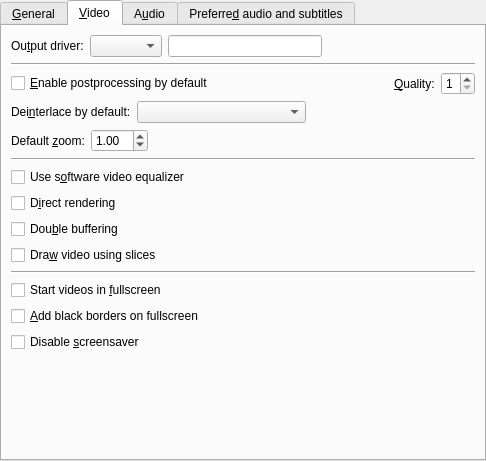
Above: src/prefgeneral.ui from wilbert2000/wzplayer before the change. Below: the same form after it.
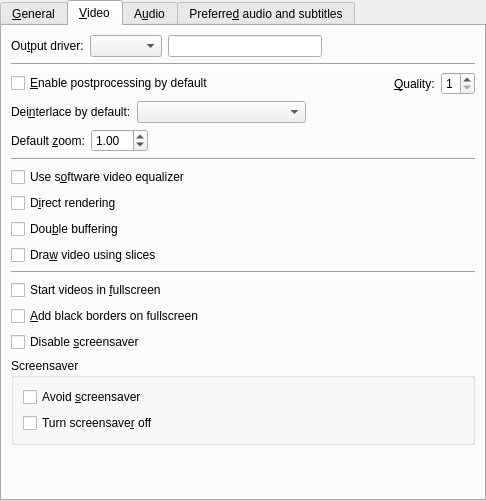
That is the form after the change. The open tabs and pages were chosen to show the change. Custom widgets are drawn as their Qt base class.

Commit message: Added checkboxes in preferences->general->video to allow to configure the avoid_screensaver and turn_screensaver_off options

Patch:
```diff
--- a/src/prefgeneral.ui
+++ b/src/prefgeneral.ui
@@ -6,7 +6,7 @@
     <x>0</x>
     <y>0</y>
     <width>486</width>
-    <height>461</height>
+    <height>501</height>
    </rect>
   </property>
   <layout class="QVBoxLayout" >
@@ -511,6 +511,29 @@
          </property>
         </widget>
        </item>
+       <item>
+        <widget class="QGroupBox" name="screensaver_group" >
+         <property name="title" >
+          <string>Screensaver</string>
+         </property>
+         <layout class="QVBoxLayout" >
+          <item>
+           <widget class="QCheckBox" name="avoid_screensaver_check" >
+            <property name="text" >
+             <string>Avoid &amp;screensaver</string>
+            </property>
+           </widget>
+          </item>
+          <item>
+           <widget class="QCheckBox" name="turn_screensaver_off_check" >
+            <property name="text" >
+             <string>Turn screensave&amp;r off</string>
+            </property>
+           </widget>
+          </item>
+         </layout>
+        </widget>
+       </item>
        <item>
         <spacer>
          <property name="orientation" >
```
Left out of the diff: 2 changed lines with no effect on the pictures. The commit also changes 2 other files.
